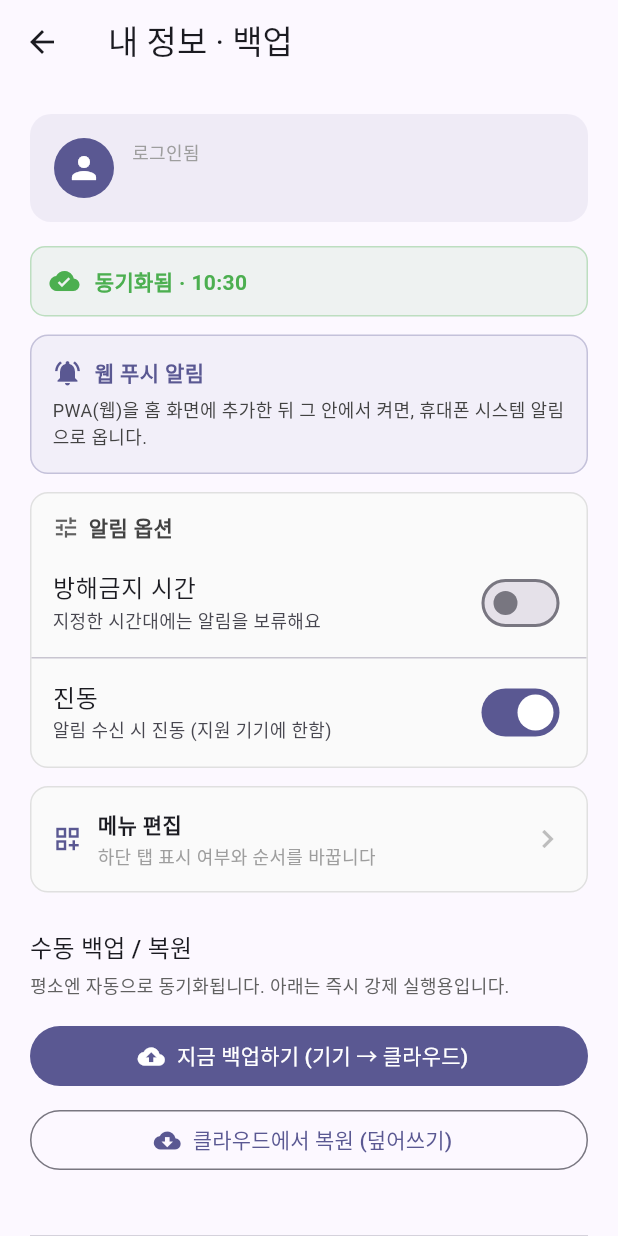
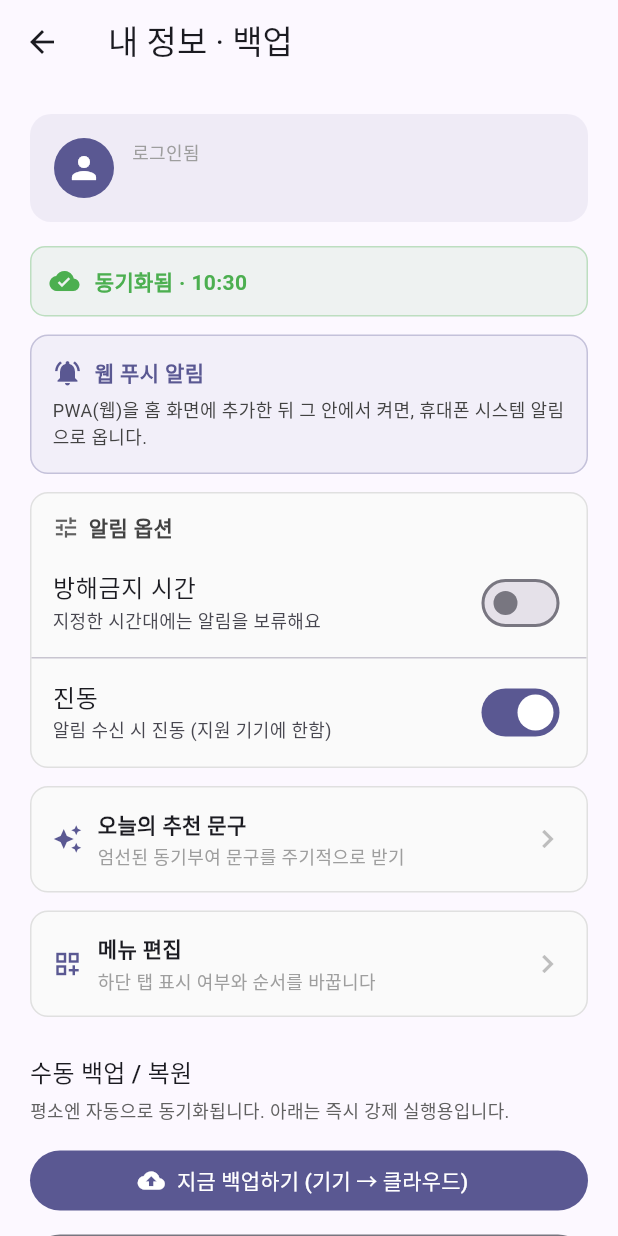
Before and after one commit to hongsytop-tech/Mobile-Application-Maker, a Flutter app: the ProfileScreen screen opened directly, on a phone screen of 412 x 824 dp. Run offline on Flutter 3.47's test engine with Material 3 defaults, Android fonts, the phone set to English and light mode, and no system bars; our stand-ins replace cached_network_image, dio, fl_chart, flutter_dotenv, flutter_local_notifications, flutter_riverpod and 7 more; missing offline and left inert: dart:html; accounts and stored records are empty; network calls fail; Roboto replaces fonts that are missing (Pretendard).

Commit message:
feat(recommend): 오늘의 추천 문구 알림 - 큐레이션 풀 + 별도 알림(매일/간격), 기존 회전 인프라 재사용, 설정 동기화

```diff
--- a/lib/features/auth/screens/profile_screen.dart
+++ b/lib/features/auth/screens/profile_screen.dart
@@ -13,6 +13,8 @@ import '../../reading/providers/book_providers.dart';
 import '../../todo/providers/todo_providers.dart';
 import '../../update/services/web_update_detector_stub.dart'
     if (dart.library.html) '../../update/services/web_update_detector_web.dart';
+import '../../recommend/providers/recommend_providers.dart';
+import '../../recommend/screens/recommend_settings_screen.dart';
 import '../../../shell/menu_settings_provider.dart';
 import '../../../shell/menu_settings_screen.dart';
 import '../providers/auth_providers.dart';
@@ -85,6 +87,7 @@ class _ProfileScreenState extends ConsumerState<ProfileScreen> {
       ref.invalidate(todoItemsProvider);
       ref.invalidate(notificationSettingsProvider);
       ref.invalidate(menuSettingsProvider);
+      ref.invalidate(quoteRecommendSettingsProvider);
       // 순차 알림 설정 화면 등 pullCompleted 구독자에게 갱신 신호
       SyncManager.instance.notifyPullCompleted();
       setState(() => _statusMsg =
@@ -200,6 +203,8 @@ class _ProfileScreenState extends ConsumerState<ProfileScreen> {
               const WebPushCard(),
               const SizedBox(height: 12),
               const _NotificationOptionsCard(),
+              const SizedBox(height: 12),
+              const _RecommendCard(),
               const SizedBox(height: 12),
               _MenuEditCard(),
               if (kIsWeb) ...[
@@ -367,6 +372,62 @@ class _AutoSyncCard extends StatelessWidget {
     final h = d.hour.toString().padLeft(2, '0');
     final m = d.minute.toString().padLeft(2, '0');
     return '$h:$m';
+  }
+}
+
+/// "오늘의 추천 문구" 알림 설정 진입 카드.
+class _RecommendCard extends ConsumerWidget {
+  const _RecommendCard();
+
+  @override
+  Widget build(BuildContext context, WidgetRef ref) {
+    final primary = Theme.of(context).colorScheme.primary;
+    final async = ref.watch(quoteRecommendSettingsProvider);
+    final desc = async.value?.describe() ?? '...';
+    final on = async.value?.enabled ?? false;
+    return Material(
+      color: Colors.grey.shade50,
+      borderRadius: BorderRadius.circular(12),
+      child: InkWell(
+        borderRadius: BorderRadius.circular(12),
+        onTap: () => Navigator.of(context).push(
+          MaterialPageRoute(builder: (_) => const RecommendSettingsScreen()),
+        ),
+        child: Container(
+          padding: const EdgeInsets.all(14),
+          decoration: BoxDecoration(
+            borderRadius: BorderRadius.circular(12),
+            border: Border.all(color: Colors.grey.shade300),
+          ),
+          child: Row(
+            children: [
+              Icon(Icons.auto_awesome, size: 20, color: primary),
+              const SizedBox(width: 10),
+              Expanded(
+                child: Column(
+                  crossAxisAlignment: CrossAxisAlignment.start,
+                  children: [
+                    const Text('오늘의 추천 문구',
+                        style: TextStyle(
+                            fontSize: 14, fontWeight: FontWeight.bold)),
+                    const SizedBox(height: 2),
+                    Text(
+                      on ? '켜짐 · $desc' : '엄선된 동기부여 문구를 주기적으로 받기',
+                      style: TextStyle(
+                        fontSize: 12,
+                        color: on ? primary : Colors.grey,
+                        fontWeight: on ? FontWeight.w600 : FontWeight.normal,
+                      ),
+                    ),
+                  ],
+                ),
+              ),
+              Icon(Icons.chevron_right, color: Colors.grey.shade400),
+            ],
+          ),
+        ),
+      ),
+    );
   }
 }
 
--- a/lib/features/auth/services/sync_service.dart
+++ b/lib/features/auth/services/sync_service.dart
@@ -17,6 +17,7 @@ const _settingKeys = <String>[
   'quote_rotation_settings_v1',
   'notification_settings_v1',
   'menu_settings_v1',
+  'quote_recommend_settings_v1',
 ];
 
 class SyncStats {
--- /dev/null
+++ b/lib/features/recommend/data/recommended_quotes.dart
@@ -0,0 +1,45 @@
+/// 추천 문구 큐레이션 풀 (한국어).
+/// 백엔드 푸시는 이 목록을 scheduled_pushes.recur.bodies 로 넣어 자동 회전한다.
+/// 외부 의존성 없이 동작하며, 필요 시 항목을 자유롭게 추가/수정하면 된다.
+const kRecommendedQuotes = <String>[
+  '오늘 할 수 있는 일에 집중하라. 미래는 그 합으로 만들어진다.',
+  '작게 시작하라. 시작한 것만이 끝낼 수 있다.',
+  '완벽을 기다리지 말고 일단 한 걸음 내디뎌라.',
+  '어제의 나와 비교하라. 어제보다 나으면 충분하다.',
+  '습관이 의지를 이긴다. 매일 같은 시간에 반복하라.',
+  '실패는 끝이 아니라 데이터다. 다음을 위한 정보일 뿐이다.',
+  '바쁜 것과 생산적인 것은 다르다. 중요한 일을 먼저 하라.',
+  '지금 불편한 선택이 미래의 나를 편하게 한다.',
+  '집중은 무엇을 하지 않을지 정하는 데서 시작된다.',
+  '결과가 아니라 과정을 통제하라. 과정이 결과를 부른다.',
+  '하루 10분의 꾸준함이 1년 뒤 큰 차이를 만든다.',
+  '비교는 기쁨을 훔쳐간다. 나의 속도로 가라.',
+  '몸이 피곤할 때일수록 기본을 지켜라.',
+  '미루는 일일수록 가장 먼저 처리하라.',
+  '배움에는 늦은 때가 없다. 오늘이 가장 빠른 날이다.',
+  '말보다 행동이 나를 증명한다.',
+  '감사할 것을 세어보면 부족함이 줄어든다.',
+  '휴식도 계획의 일부다. 잘 쉬어야 멀리 간다.',
+  '두려움은 보통 실제보다 크다. 막상 해보면 별것 아니다.',
+  '한 번에 하나씩. 멀티태스킹은 환상이다.',
+  '내가 통제할 수 없는 것에 에너지를 쓰지 마라.',
+  '오늘의 작은 승리를 기록하라. 동기는 거기서 자란다.',
+  '환경을 바꾸면 행동이 바뀐다. 의지력에만 기대지 마라.',
+  '잘하려 하기 전에 끝까지 해내는 사람이 되어라.',
+  '읽은 것은 적어두고, 적은 것은 실천하라.',
+  '거절은 나를 지키는 능력이다.',
+  '돈보다 시간을 아껴라. 시간은 되돌릴 수 없다.',
+  '몰입은 방해 요소를 치우는 데서 시작된다.',
+  '계획은 단순하게, 실행은 꾸준하게.',
+  '오늘 심은 씨앗이 내일의 그늘이 된다.',
+  '작은 약속을 지키는 사람이 큰 신뢰를 얻는다.',
+  '문제를 적어보면 절반은 풀린다.',
+  '완료가 완벽보다 낫다. 일단 끝내라.',
+  '내 기분이 아니라 내 기준대로 움직여라.',
+  '잠을 줄이지 말고 낭비를 줄여라.',
+  '한 분야의 전문가는 같은 기본을 지겹도록 반복한 사람이다.',
+  '오늘 하루를 어떻게 보내느냐가 인생을 결정한다.',
+  '새로운 결과를 원한다면 새로운 행동이 필요하다.',
+  '비난 대신 개선할 점 하나를 찾아라.',
+  '지치지 않으려면 페이스를 지켜라. 전력질주는 오래 못 간다.',
+];
--- /dev/null
+++ b/lib/features/recommend/providers/recommend_providers.dart
@@ -0,0 +1,21 @@
+import 'package:flutter_riverpod/flutter_riverpod.dart';
+
+import '../models/recommend_settings.dart';
+import '../services/quote_recommend_service.dart';
+
+/// "오늘의 추천 문구" 설정 provider.
+final quoteRecommendSettingsProvider = AsyncNotifierProvider<
+    QuoteRecommendSettingsNotifier, RecommendSettings>(
+  QuoteRecommendSettingsNotifier.new,
+);
+
+class QuoteRecommendSettingsNotifier extends AsyncNotifier<RecommendSettings> {
+  @override
+  Future<RecommendSettings> build() => QuoteRecommendService.load();
+
+  Future<void> save(RecommendSettings s) async {
+    state = AsyncData(s);
+    await QuoteRecommendService.save(s);
+    await QuoteRecommendService.reschedule();
+  }
+}
```
Also changed, not shown: lib/features/auth/widgets/sync_gate.dart (+6 -2 lines), lib/features/recommend/models/recommend_settings.dart (added, +87 -0 lines), lib/features/recommend/screens/recommend_settings_screen.dart (added, +169 -0 lines), lib/features/recommend/services/quote_recommend_service.dart (added, +104 -0 lines).
